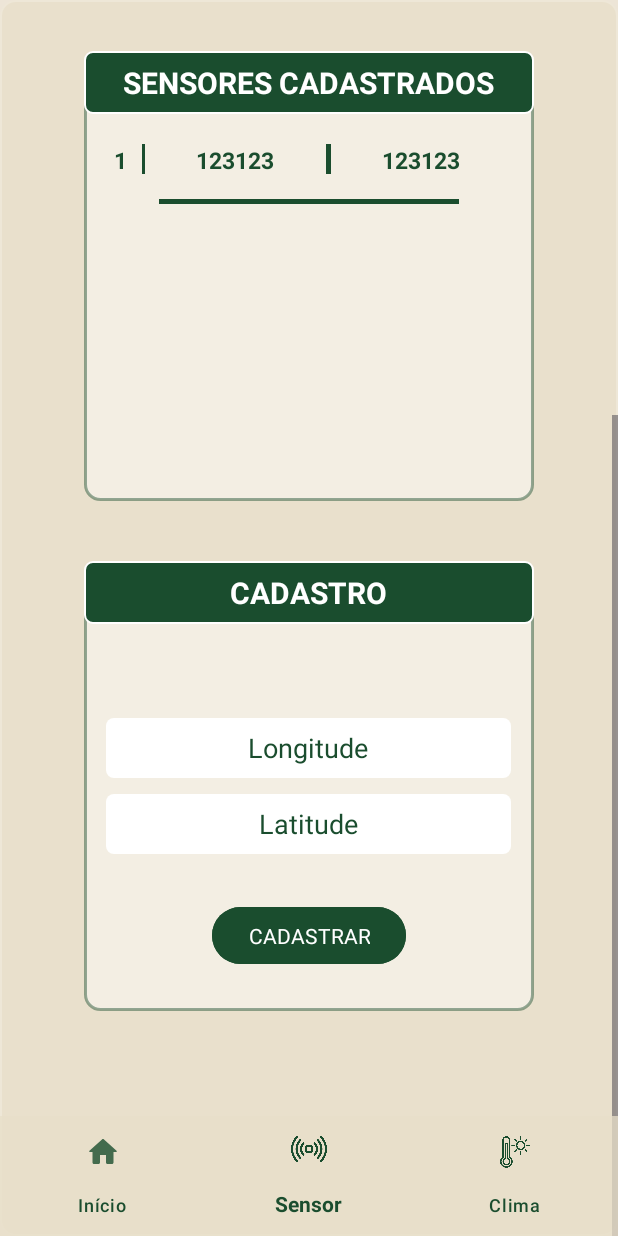
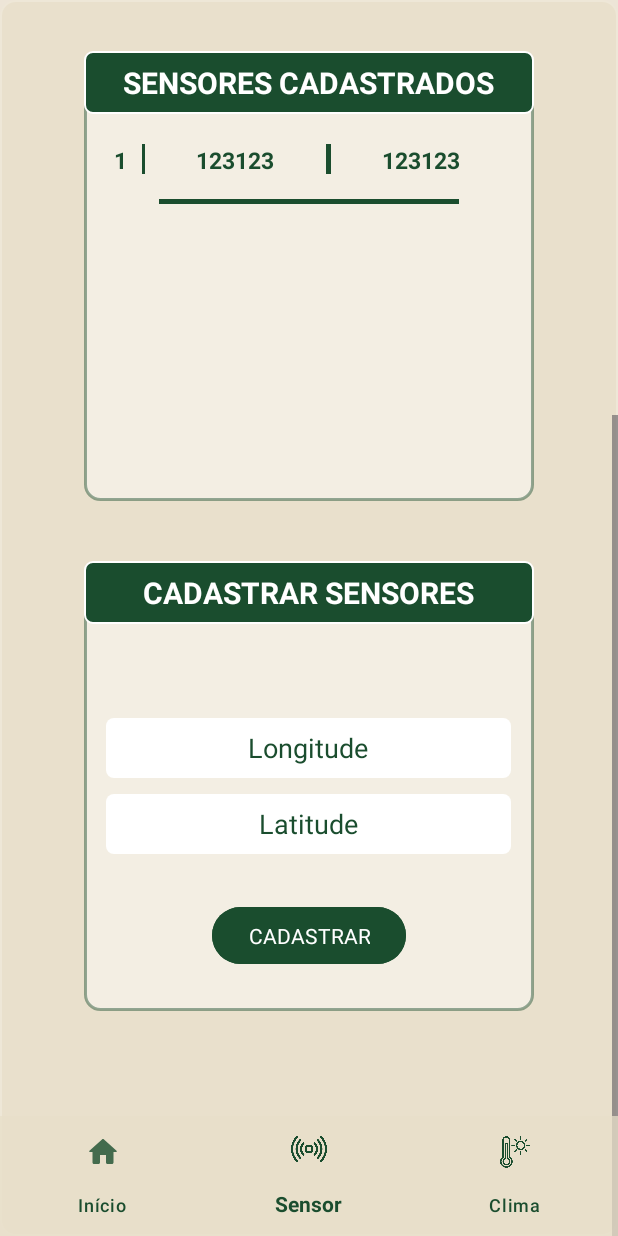
Before and after one commit to kauanrodrigues14/ProjetoJuquery, an Android app: the PaginaInicial screen opened directly, with no data from a screen before it, item 2 of the bottom bar chosen, scrolled down 416 dp, on a phone screen of 412 x 824 dp. Run offline under Robolectric (Android 15) with nearby library versions, the phone set to English and light mode, and no system bars; libraries missing offline, so code that uses them is left out: com.mapbox.geojson, com.mapbox.maps; plain views replace MapView; Roboto replaces fonts that are not available here; 2 statements that could not run were skipped.

Commit message:
Projeto Juquery 2.0

```diff
--- a/app/src/main/java/com/example/projetojuquery/PaginaInicial.kt
+++ b/app/src/main/java/com/example/projetojuquery/PaginaInicial.kt
@@ -1,51 +1,50 @@
 package com.example.projetojuquery
-
 
 import android.os.Bundle
 import androidx.activity.enableEdgeToEdge
 import androidx.appcompat.app.AppCompatActivity
-import androidx.core.view.ViewCompat
-import androidx.core.view.WindowInsetsCompat
-import androidx.fragment.app.Fragment
+import androidx.viewpager2.widget.ViewPager2
 import com.google.android.material.bottomnavigation.BottomNavigationView
-
-
 
 class PaginaInicial : AppCompatActivity() {
 
     private lateinit var barraNavegacao: BottomNavigationView
-
+    private lateinit var viewPager: ViewPager2
 
     override fun onCreate(savedInstanceState: Bundle?) {
         super.onCreate(savedInstanceState)
         enableEdgeToEdge()
         setContentView(R.layout.activity_pagina_inicial)
 
-
+        viewPager = findViewById(R.id.viewPager)
         barraNavegacao = findViewById(R.id.navView)
 
+        val adapter = ViewPagerAdapter(this)
+        viewPager.adapter = adapter
+
+        viewPager.registerOnPageChangeCallback(object : ViewPager2.OnPageChangeCallback() {
+            override fun onPageSelected(position: Int) {
+                super.onPageSelected(position)
+                barraNavegacao.menu.getItem(position).isChecked = true
+            }
+        })
+
         barraNavegacao.setOnItemSelectedListener { menuItem ->
-            when(menuItem.itemId){
-                    R.id.Início -> {
-                        substuirFragment(InicioFragment())
-                        true
-                    }
+            when (menuItem.itemId) {
+                R.id.Início -> {
+                    viewPager.currentItem = 0
+                    true
+                }
                 R.id.sensor -> {
-                    substuirFragment(SensorFragment())
+                    viewPager.currentItem = 1
                     true
                 }
                 R.id.Clima -> {
-                    substuirFragment(ClimaFragment())
+                    viewPager.currentItem = 2
                     true
                 }
                 else -> false
             }
         }
-        substuirFragment(InicioFragment())
-
-    }
-    private fun substuirFragment(fragment : Fragment){
-        supportFragmentManager.beginTransaction().replace(R.id.frame_container, fragment).commit()
-
     }
 }
--- /dev/null
+++ b/app/src/main/java/com/example/projetojuquery/viewPagerAdapter.kt
@@ -0,0 +1,17 @@
+package com.example.projetojuquery
+
+import androidx.appcompat.app.AppCompatActivity
+import androidx.fragment.app.Fragment
+import androidx.viewpager2.adapter.FragmentStateAdapter
+
+class ViewPagerAdapter(fragmentActivity: AppCompatActivity) : FragmentStateAdapter(fragmentActivity) {
+    private val fragments: List<Fragment> = listOf(
+        InicioFragment(),
+        SensorFragment(),
+        ClimaFragment()
+    )
+
+    override fun getItemCount(): Int = fragments.size
+
+    override fun createFragment(position: Int): Fragment = fragments[position]
+}
--- a/app/src/main/res/layout/activity_main.xml
+++ b/app/src/main/res/layout/activity_main.xml
@@ -39,7 +39,7 @@
             android:background="@drawable/textbox_borda"
             android:backgroundTintMode="src_in"
             android:gravity="center"
-            android:hint="Insira seu Login..."
+            android:hint="Login"
             android:padding="10dp"
             android:textColor="@color/black" />
 
@@ -60,7 +60,7 @@
             android:inputType="textPassword"
             android:textColor="@color/black" />
 
-        <TextView
+        <Button
             android:id="@+id/txtCadastro"
             android:layout_width="270dp"
             android:layout_height="40dp"
@@ -71,6 +71,7 @@
             android:layout_marginEnd="54dp"
             android:layout_marginBottom="11dp"
             android:text="@string/strCadastro"
+            android:background="@android:color/transparent"
             android:textAlignment="center"
             android:textAllCaps="false"
             android:textColor="#4A7509"
--- a/app/src/main/res/layout/activity_pagina_inicial.xml
+++ b/app/src/main/res/layout/activity_pagina_inicial.xml
@@ -15,6 +15,14 @@
 
 
     </FrameLayout>
+    <androidx.viewpager2.widget.ViewPager2
+        android:id="@+id/viewPager"
+        android:layout_width="match_parent"
+        android:layout_height="match_parent"
+        app:layout_constraintTop_toTopOf="parent"
+        app:layout_constraintBottom_toTopOf="@id/navView"
+        app:layout_constraintStart_toStartOf="parent"
+        app:layout_constraintEnd_toEndOf="parent" />
 
     <com.google.android.material.bottomnavigation.BottomNavigationView
         android:id="@+id/navView"
--- a/app/src/main/res/layout/fragment_sensor.xml
+++ b/app/src/main/res/layout/fragment_sensor.xml
@@ -95,7 +95,7 @@
                 <TextView
                     android:layout_width="wrap_content"
                     android:layout_height="wrap_content"
-                    android:text="CADASTRO"
+                    android:text="CADASTRAR SENSORES"
                     android:textColor="@color/white"
                     android:fontFamily="@font/carme"
                     android:layout_gravity="center"
--- a/gradle/libs.versions.toml
+++ b/gradle/libs.versions.toml
@@ -1,5 +1,5 @@
 [versions]
-agp = "8.4.2"
+agp = "8.5.0"
 kotlin = "1.9.0"
 coreKtx = "1.13.1"
 junit = "4.13.2"
```
Also changed, not shown: app/src/main/java/com/example/projetojuquery/Conexao.kt (+1 -6 lines), app/src/main/res/layout/activity_cadastro.xml (+11 -11 lines), gradle/wrapper/gradle-wrapper.properties.
